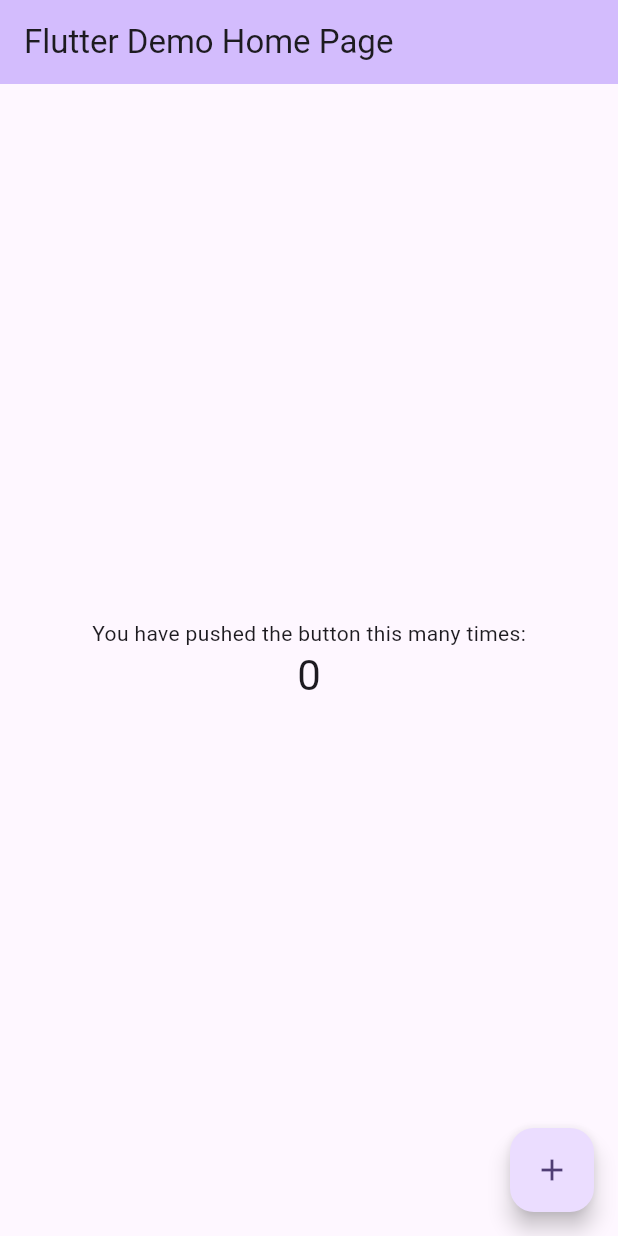
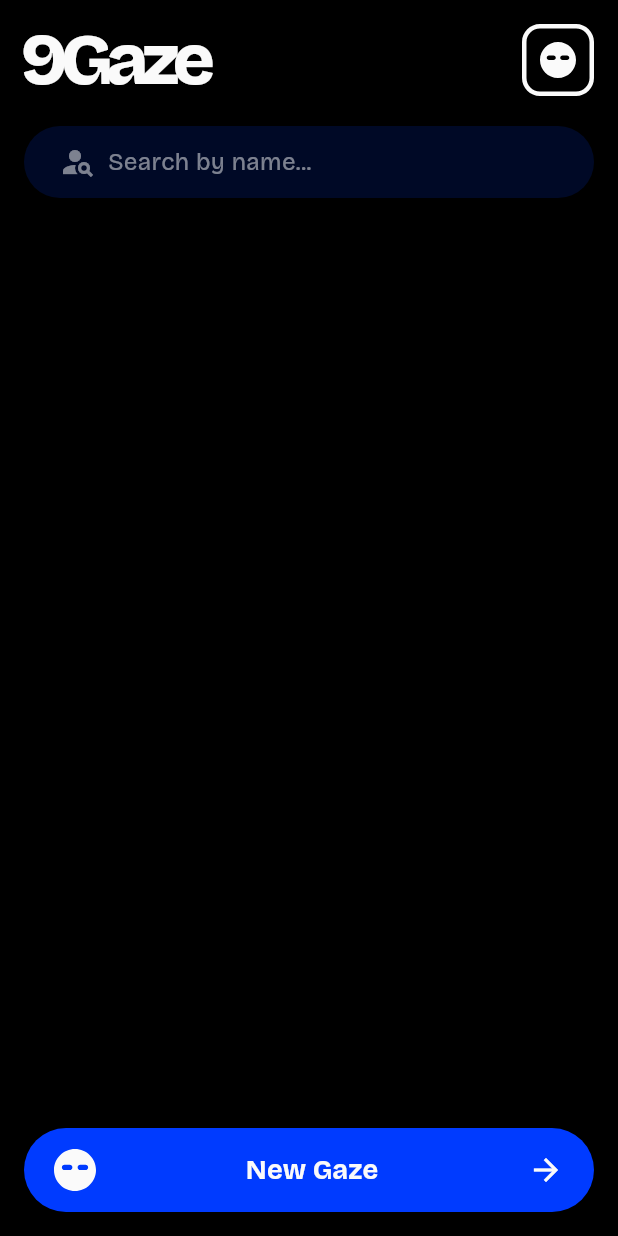
Before and after one commit to dharmawankenny/9gaze, a Flutter app: the screen it shows after launch, on a phone screen of 412 x 824 dp. Run offline on Flutter 3.47's test engine with Material 3 defaults, Android fonts, the phone set to English and light mode, and no system bars; our stand-ins replace flutter_svg, google_fonts; project files that could hold a hidden picture were left out.

Commit message:
bootstrap theming and first screen

```diff
--- /dev/null
+++ b/lib/app/theme.dart
@@ -0,0 +1,31 @@
+// App-wide theme definition and color constants for 9Gaze.
+
+import 'package:flutter/material.dart';
+import 'package:google_fonts/google_fonts.dart';
+
+const kAccentBlue = Color(0xFF003BFF);
+const kWhite = Color(0xFFFAFAFA);
+const kBlack = Color(0xFF000000);
+const kSearchBg = Color(0xFF000926);
+
+/// Centralized theme configuration for the 9Gaze app.
+class AppTheme {
+  AppTheme._();
+
+  /// Dark theme used as the single app-wide theme.
+  static ThemeData get darkTheme {
+    final base = ThemeData.dark();
+
+    return base.copyWith(
+      scaffoldBackgroundColor: kBlack,
+      colorScheme: const ColorScheme.dark(
+        primary: kAccentBlue,
+        surface: kBlack,
+        onSurface: kWhite,
+      ),
+      textTheme: GoogleFonts.bricolageGrotesqueTextTheme(
+        base.textTheme.apply(bodyColor: kWhite, displayColor: kWhite),
+      ),
+    );
+  }
+}
--- a/lib/main.dart
+++ b/lib/main.dart
@@ -1,122 +1,28 @@
+// Entry point for the 9Gaze Flutter application.
+
 import 'package:flutter/material.dart';
+import 'package:google_fonts/google_fonts.dart';
+
+import 'package:kensa_9gaze/app/theme.dart';
+import 'package:kensa_9gaze/screens/home/home_screen.dart';
 
 void main() {
-  runApp(const MyApp());
+  GoogleFonts.config.allowRuntimeFetching = false;
+  runApp(const NineGazeApp());
 }
 
-class MyApp extends StatelessWidget {
-  const MyApp({super.key});
+/// Root application widget that wires up the dark theme
+/// and launches the home screen.
+class NineGazeApp extends StatelessWidget {
+  const NineGazeApp({super.key});
 
-  // This widget is the root of your application.
   @override
   Widget build(BuildContext context) {
     return MaterialApp(
-      title: 'Flutter Demo',
-      theme: ThemeData(
-        // This is the theme of your application.
-        //
-        // TRY THIS: Try running your application with "flutter run". You'll see
-        // the application has a purple toolbar. Then, without quitting the app,
-        // try changing the seedColor in the colorScheme below to Colors.green
-        // and then invoke "hot reload" (save your changes or press the "hot
-        // reload" button in a Flutter-supported IDE, or press "r" if you used
-        // the command line to start the app).
-        //
-        // Notice that the counter didn't reset back to zero; the application
-        // state is not lost during the reload. To reset the state, use hot
-        // restart instead.
-        //
-        // This works for code too, not just values: Most code changes can be
-        // tested with just a hot reload.
-        colorScheme: .fromSeed(seedColor: Colors.deepPurple),
-      ),
-      home: const MyHomePage(title: 'Flutter Demo Home Page'),
+      title: '9Gaze',
+      debugShowCheckedModeBanner: false,
+      theme: AppTheme.darkTheme,
+      home: const HomeScreen(),
     );
   }
 }
-
-class MyHomePage extends StatefulWidget {
-  const MyHomePage({super.key, required this.title});
-
-  // This widget is the home page of your application. It is stateful, meaning
-  // that it has a State object (defined below) that contains fields that affect
-  // how it looks.
-
-  // This class is the configuration for the state. It holds the values (in this
-  // case the title) provided by the parent (in this case the App widget) and
-  // used by the build method of the State. Fields in a Widget subclass are
-  // always marked "final".
-
-  final String title;
-
-  @override
-  State<MyHomePage> createState() => _MyHomePageState();
-}
-
-class _MyHomePageState extends State<MyHomePage> {
-  int _counter = 0;
-
-  void _incrementCounter() {
-    setState(() {
-      // This call to setState tells the Flutter framework that something has
-      // changed in this State, which causes it to rerun the build method below
-      // so that the display can reflect the updated values. If we changed
-      // _counter without calling setState(), then the build method would not be
-      // called again, and so nothing would appear to happen.
-      _counter++;
-    });
-  }
-
-  @override
-  Widget build(BuildContext context) {
-    // This method is rerun every time setState is called, for instance as done
-    // by the _incrementCounter method above.
-    //
-    // The Flutter framework has been optimized to make rerunning build methods
-    // fast, so that you can just rebuild anything that needs updating rather
-    // than having to individually change instances of widgets.
-    return Scaffold(
-      appBar: AppBar(
-        // TRY THIS: Try changing the color here to a specific color (to
-        // Colors.amber, perhaps?) and trigger a hot reload to see the AppBar
-        // change color while the other colors stay the same.
-        backgroundColor: Theme.of(context).colorScheme.inversePrimary,
-        // Here we take the value from the MyHomePage object that was created by
-        // the App.build method, and use it to set our appbar title.
-        title: Text(widget.title),
-      ),
-      body: Center(
-        // Center is a layout widget. It takes a single child and positions it
-        // in the middle of the parent.
-        child: Column(
-          // Column is also a layout widget. It takes a list of children and
-          // arranges them vertically. By default, it sizes itself to fit its
-          // children horizontally, and tries to be as tall as its parent.
-          //
-          // Column has various properties to control how it sizes itself and
-          // how it positions its children. Here we use mainAxisAlignment to
-          // center the children vertically; the main axis here is the vertical
-          // axis because Columns are vertical (the cross axis would be
-          // horizontal).
-          //
-          // TRY THIS: Invoke "debug painting" (choose the "Toggle Debug Paint"
-          // action in the IDE, or press "p" in the console), to see the
-          // wireframe for each widget.
-          mainAxisAlignment: .center,
-          children: [
-            const Text('You have pushed the button this many times:'),
-            Text(
-              '$_counter',
-              style: Theme.of(context).textTheme.headlineMedium,
-            ),
-          ],
-        ),
-      ),
-      floatingActionButton: FloatingActionButton(
-        onPressed: _incrementCounter,
-        tooltip: 'Increment',
-        child: const Icon(Icons.add),
-      ),
-    );
-  }
-}
--- /dev/null
+++ b/lib/screens/home/home_screen.dart
@@ -0,0 +1,34 @@
+// Main home screen that composes the top bar, search bar,
+// and sticky new-gaze button.
+
+import 'package:flutter/material.dart';
+
+import 'package:kensa_9gaze/screens/home/widgets/home_top_bar.dart';
+import 'package:kensa_9gaze/screens/home/widgets/home_search_bar.dart';
+import 'package:kensa_9gaze/screens/home/widgets/new_gaze_button.dart';
+
+/// Root screen for the home tab. Displays the title bar,
+/// a search bar, an empty content area placeholder, and a
+/// sticky action button at the bottom.
+class HomeScreen extends StatelessWidget {
+  const HomeScreen({super.key});
+
+  @override
+  Widget build(BuildContext context) {
+    return Scaffold(
+      body: SafeArea(
+        bottom: false,
+        child: Column(
+          children: [
+            const SizedBox(height: 16),
+            const HomeTopBar(),
+            const SizedBox(height: 20),
+            const HomeSearchBar(),
+            const Expanded(child: SizedBox.shrink()),
+          ],
+        ),
+      ),
+      bottomNavigationBar: const NewGazeButton(),
+    );
+  }
+}
--- /dev/null
+++ b/lib/screens/home/widgets/home_search_bar.dart
@@ -0,0 +1,43 @@
+// Pill-shaped search bar with a people-search icon.
+
+import 'package:flutter/material.dart';
+import 'package:google_fonts/google_fonts.dart';
+
+import 'package:kensa_9gaze/app/theme.dart';
+
+/// Renders a rounded search bar with a leading person-search
+/// icon and placeholder text, both at 50% opacity white.
+class HomeSearchBar extends StatelessWidget {
+  const HomeSearchBar({super.key});
+
+  @override
+  Widget build(BuildContext context) {
+    final hintColor = kWhite.withValues(alpha: 0.5);
+
+    return Padding(
+      padding: const EdgeInsets.symmetric(horizontal: 16),
+      child: Container(
+        padding: const EdgeInsets.symmetric(horizontal: 24, vertical: 12),
+        decoration: BoxDecoration(
+          color: kSearchBg,
+          borderRadius: BorderRadius.circular(50),
+        ),
+        child: Row(
+          children: [
+            Icon(Icons.person_search, color: hintColor, size: 24),
+            const SizedBox(width: 8),
+            Expanded(
+              child: Text(
+                'Search by name...',
+                style: GoogleFonts.bricolageGrotesque(
+                  color: hintColor,
+                  fontSize: 16,
+                ),
+              ),
+            ),
+          ],
+        ),
+      ),
+    );
+  }
+}
--- /dev/null
+++ b/lib/screens/home/widgets/home_top_bar.dart
@@ -0,0 +1,36 @@
+// Top bar widget displaying the 9Gaze logo and primary icon.
+
+import 'package:flutter/material.dart';
+import 'package:flutter_svg/flutter_svg.dart';
+import 'package:google_fonts/google_fonts.dart';
+
+import 'package:kensa_9gaze/app/theme.dart';
+
+/// Renders the screen title "9Gaze" on the left and the
+/// primary SVG icon on the right.
+class HomeTopBar extends StatelessWidget {
+  const HomeTopBar({super.key});
+
+  @override
+  Widget build(BuildContext context) {
+    return Padding(
+      padding: const EdgeInsets.symmetric(horizontal: 16),
+      child: Row(
+        mainAxisAlignment: MainAxisAlignment.spaceBetween,
+        children: [
+          Text(
+            '9Gaze',
+            style: GoogleFonts.bricolageGrotesque(
+              fontSize: 48,
+              height: 1,
+              fontWeight: FontWeight.w800,
+              letterSpacing: -4.8,
+              color: kWhite,
+            ),
+          ),
+          SvgPicture.asset('assets/icons/primary.svg', width: 48, height: 48),
+        ],
+      ),
+    );
+  }
+}
--- /dev/null
+++ b/lib/screens/home/widgets/new_gaze_button.dart
@@ -0,0 +1,62 @@
+// Sticky bottom "New Gaze" action button.
+
+import 'package:flutter/material.dart';
+import 'package:flutter_svg/flutter_svg.dart';
+import 'package:google_fonts/google_fonts.dart';
+
+import 'package:kensa_9gaze/app/theme.dart';
+
+/// Full-width pill-shaped button pinned to the bottom of the
+/// screen. Shows the base-face icon on the left, label in the
+/// center, and a forward-arrow icon on the right.
+class NewGazeButton extends StatelessWidget {
+  const NewGazeButton({super.key, this.onPressed});
+
+  final VoidCallback? onPressed;
+
+  @override
+  Widget build(BuildContext context) {
+    return SafeArea(
+      child: Padding(
+        padding: const EdgeInsets.symmetric(
+          horizontal: 16,
+        ).copyWith(bottom: 16),
+        child: SizedBox(
+          width: double.infinity,
+          height: 56,
+          child: ElevatedButton(
+            onPressed: onPressed ?? () {},
+            style: ElevatedButton.styleFrom(
+              backgroundColor: kAccentBlue,
+              foregroundColor: kWhite,
+              shape: RoundedRectangleBorder(
+                borderRadius: BorderRadius.circular(50),
+              ),
+              elevation: 0,
+              padding: const EdgeInsets.symmetric(horizontal: 20),
+            ),
+            child: Row(
+              mainAxisAlignment: MainAxisAlignment.spaceBetween,
+              children: [
+                SvgPicture.asset(
+                  'assets/icons/base_face_primary.svg',
+                  width: 28,
+                  height: 28,
+                ),
+                Text(
+                  'New Gaze',
+                  style: GoogleFonts.bricolageGrotesque(
+                    fontSize: 18,
+                    fontWeight: FontWeight.w700,
+                    color: kWhite,
+                  ),
+                ),
+                const Icon(Icons.arrow_forward, color: kWhite, size: 24),
+              ],
+            ),
+          ),
+        ),
+      ),
+    );
+  }
+}
```
Also changed, not shown: pubspec.yaml (+5 -30 lines), assets/fonts/BricolageGrotesque-Bold.ttf (added), assets/fonts/BricolageGrotesque-ExtraBold.ttf (added), assets/fonts/BricolageGrotesque-ExtraLight.ttf (added), assets/fonts/BricolageGrotesque-Light.ttf (added), assets/fonts/BricolageGrotesque-Medium.ttf (added), assets/fonts/BricolageGrotesque-Regular.ttf (added), assets/fonts/BricolageGrotesque-SemiBold.ttf (added), assets/icons/base_face_primary.svg (added), assets/icons/primary.svg (added), pubspec.lock, 4 other files.
